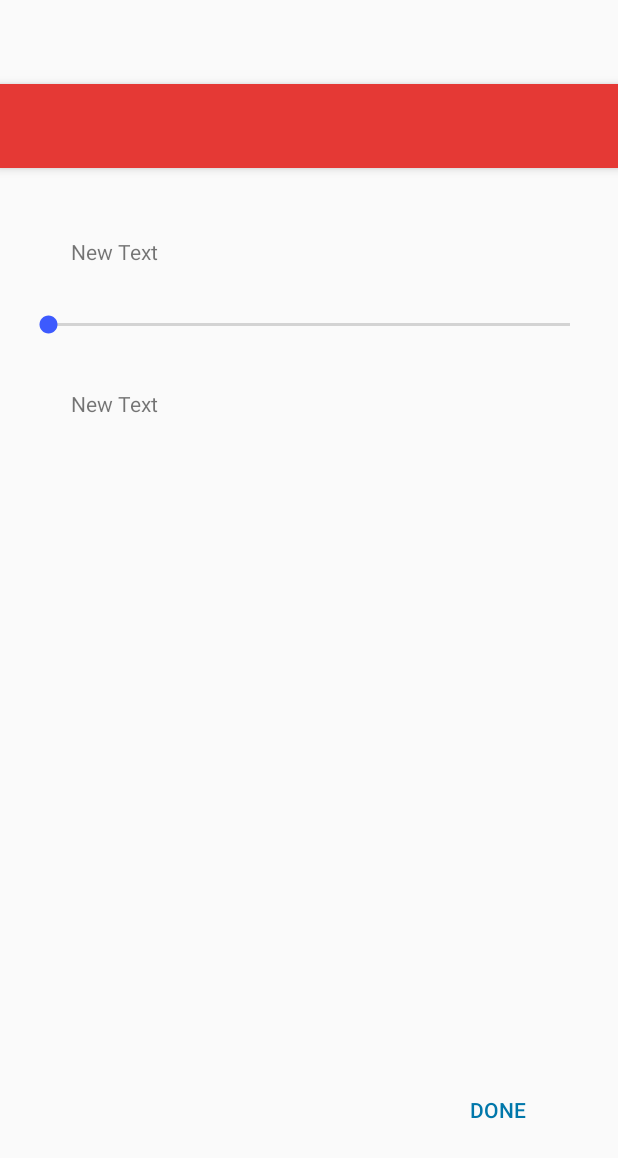
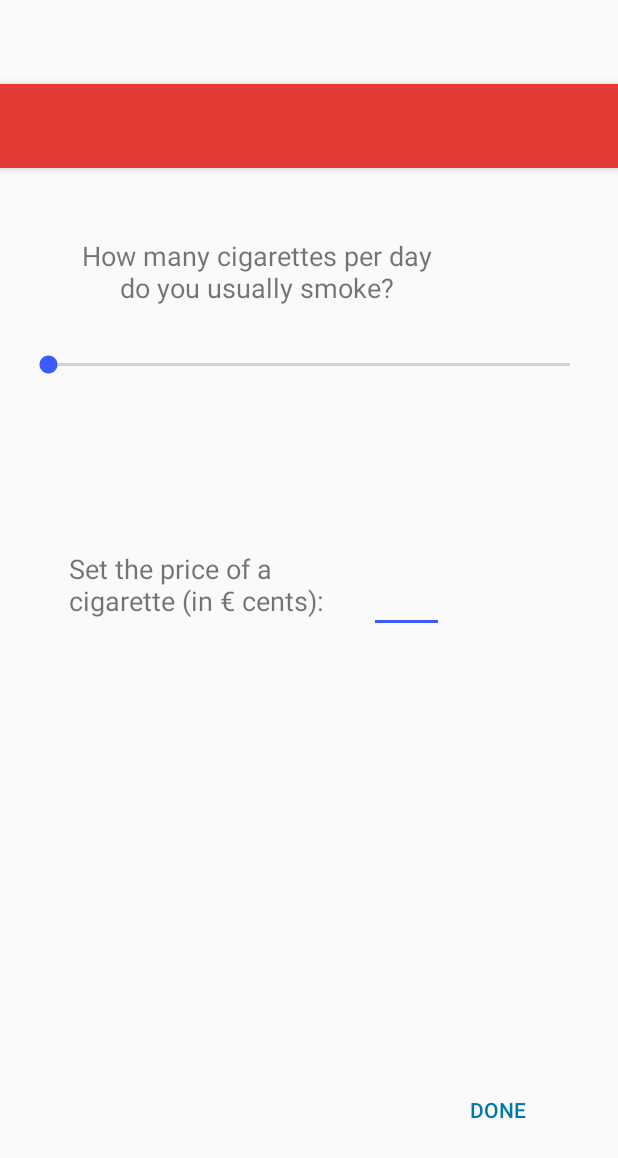
Before and after one commit to matteopasina/StopItv0.2, an Android app: the layout activity_first_login_settings.xml on its own in the app's theme, with its tools: preview values and no code run, on a phone screen of 412 x 824 dp. Shown: the top 1158 px of the screen. Run offline under Robolectric (Android 15) with nearby library versions, the phone set to English and light mode, and no system bars.

Commit message:
settings for cigarette cost

```diff
--- a/mobile/src/main/java/it/polimi/stopit/activities/FirstLoginSettingsActivity.java
+++ b/mobile/src/main/java/it/polimi/stopit/activities/FirstLoginSettingsActivity.java
@@ -8,6 +8,7 @@ import android.support.v7.app.AppCompatActivity;
 import android.support.v7.widget.Toolbar;
 import android.view.View;
 import android.widget.Button;
+import android.widget.EditText;
 import android.widget.SeekBar;
 import android.widget.TextView;
 import android.widget.Toast;
@@ -35,7 +36,6 @@ public class FirstLoginSettingsActivity extends AppCompatActivity {
         setSupportActionBar(toolbar);
 
         TextView setCiga=(TextView) findViewById(R.id.SetCiga);
-        setCiga.setText("How many cigarettes per day do you usually smoke?");
 
         DatabaseSeeder dbSeed=new DatabaseSeeder(getApplicationContext());
         dbSeed.loadContacts();
@@ -62,25 +62,54 @@ public class FirstLoginSettingsActivity extends AppCompatActivity {
             }
         });
 
-       /* Button lastC=(Button)findViewById(R.id.button);
-        lastC.setEnabled(false);*/
+        TextView cigCost=(TextView) findViewById(R.id.cig_cost);
+        final EditText cigCostVal=(EditText) findViewById(R.id.cigcost_text);
+
         Button done=(Button) findViewById(R.id.done);
-        //done.setEnabled(false);
+
         done.setOnClickListener(new View.OnClickListener() {
             public void onClick(View v) {
                 if(cigaPerDay.getProgress()!=0) {
+
+                    int cost=0;
+                    try{
+
+                        cost=Integer.parseInt(cigCostVal.getText().toString());
+
+                    }catch (Exception e){
+
+                        Toast.makeText(FirstLoginSettingsActivity.this, "Please insert a valid cost", Toast.LENGTH_SHORT).show();
+                    }
+
+                    if(cost>0){
+
+                        if(cost<=50){
                             Intent intent = new Intent(FirstLoginSettingsActivity.this, NavigationActivity.class);
 
                             SharedPreferences.Editor editor = settings.edit();
                             SharedPreferences sharedPref = PreferenceManager.getDefaultSharedPreferences(FirstLoginSettingsActivity.this);
-                    SharedPreferences.Editor defaultEditor=sharedPref.edit();
+                            SharedPreferences.Editor defaultEditor = sharedPref.edit();
                             defaultEditor.putString("CPD", String.valueOf(cigaPerDay.getProgress() / 2));
                             editor.putInt("CPD", cigaPerDay.getProgress() / 2);
+
+                            defaultEditor.putString("cigcost", String.valueOf(cigCostVal.getText()));
+                            editor.putInt("cigcost", cost);
                             editor.commit();
                             defaultEditor.commit();
 
                             startActivity(intent);
                             finish();
+
+                        }else{
+
+                            Toast.makeText(FirstLoginSettingsActivity.this, "Are you sure? Insert a realistic price", Toast.LENGTH_SHORT).show();
+                        }
+
+                    }else{
+
+                        Toast.makeText(FirstLoginSettingsActivity.this, "Please insert a valid cost", Toast.LENGTH_SHORT).show();
+                    }
+
                 }else{
                     Toast.makeText(FirstLoginSettingsActivity.this, "So you don't smoke? :)", Toast.LENGTH_SHORT).show();
                 }
--- a/mobile/src/main/res/layout/content_first_login_settings.xml
+++ b/mobile/src/main/res/layout/content_first_login_settings.xml
@@ -13,33 +13,61 @@
     tools:showIn="@layout/activity_first_login_settings">
 
     <TextView
-        android:layout_width="wrap_content"
+        android:id="@+id/SetCiga"
+        android:layout_width="250dp"
         android:layout_height="wrap_content"
-        android:text="New Text"
-        android:id="@+id/SetCiga"
-        android:layout_marginStart="31dp"
+        android:text="How many cigarettes per day do you usually smoke?"
+        android:textSize="18dp"
         android:layout_alignParentTop="true"
         android:layout_alignParentStart="true"
-        android:layout_marginTop="30dp" />
+        android:layout_marginLeft="30dp"
+        android:layout_marginTop="30dp"
+        android:layout_centerHorizontal="true"
+        android:textAlignment="center"/>
 
     <SeekBar
+        android:id="@+id/seekBar"
         android:layout_width="match_parent"
         android:layout_height="wrap_content"
         android:padding="0dp"
-        android:id="@+id/seekBar"
         android:layout_below="@+id/SetCiga"
         android:layout_marginTop="30dp"
-        android:layout_alignParentEnd="true"
-        android:layout_alignParentStart="true" />
+        android:layout_centerHorizontal="true"/>
 
     <TextView
+        android:id="@+id/progress"
         android:layout_width="wrap_content"
         android:layout_height="wrap_content"
-        android:text="New Text"
-        android:id="@+id/progress"
-        android:layout_marginTop="34dp"
-        android:layout_below="@+id/seekBar"
-        android:layout_alignStart="@+id/SetCiga" />
+        android:layout_marginTop="30dp"
+        android:layout_centerHorizontal="true"
+        android:textSize="18dp"
+        android:layout_below="@+id/seekBar" />
+
+    <LinearLayout
+        android:layout_width="match_parent"
+        android:layout_height="wrap_content"
+        android:orientation="horizontal"
+        android:layout_centerHorizontal="true"
+        android:layout_marginTop="50dp"
+        android:layout_below="@+id/progress">
+
+        <TextView
+            android:id="@+id/cig_cost"
+            android:layout_width="200dp"
+            android:layout_height="wrap_content"
+            android:layout_marginLeft="30dp"
+            android:text="Set the price of a cigarette (in € cents):"
+            android:textSize="18dp" />
+
+        <EditText
+            android:id="@+id/cigcost_text"
+            android:layout_width="50dp"
+            android:layout_height="wrap_content"
+            android:text=""
+            android:layout_marginTop="20dp"
+            android:layout_toEndOf="@id/cig_cost" />
+
+    </LinearLayout>
 
     <Button
         android:id="@+id/done"
```
Also changed, not shown: mobile/src/main/java/it/polimi/stopit/activities/SettingsActivity.java (+1 -38 lines), 2 other files. Lines whose indentation alone changed are shown as unchanged.
